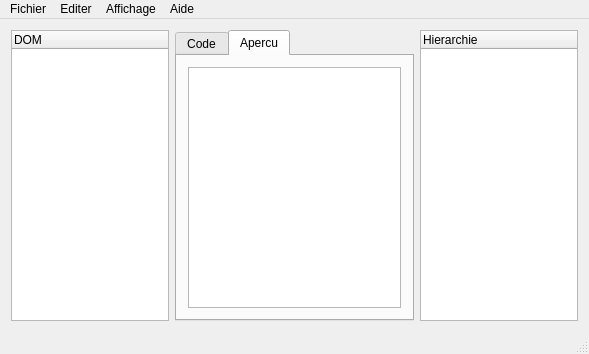
The window that leedit.ui (hugodes/editeur-web) describes before a commit, drawn with Qt 5.
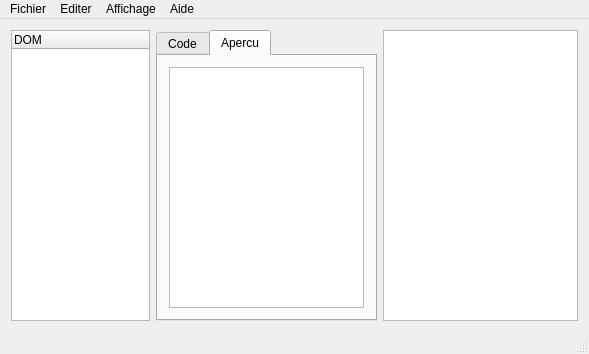
The same window after the commit. The open tabs and pages were chosen to show the change.

Commit message:
Fichier projet, main et interface graphique
J'ai donc créé le fichier du projet principal qui est gérable par
beaucoup d'IDE (normalement).
L'interface graphique ne prends pas encore tout, mais beaucoup trop
d'erreurs dans les autres classes pour pouvoir obtenir quelque chose !

Diff of the .ui file:
```diff
--- a/leedit.ui
+++ b/leedit.ui
@@ -60,7 +60,7 @@
         <item>
          <layout class="QVBoxLayout" name="verticalLayout_2">
           <item>
-           <widget class="QTextBrowser" name="apercu"/>
+           <widget class="QTextEdit" name="apercu"/>
           </item>
          </layout>
         </item>
@@ -69,18 +69,16 @@
      </widget>
     </item>
     <item>
-     <widget class="QTreeWidget" name="hierarchie">
+     <widget class="QTreeView" name="hierarchie">
       <property name="maximumSize">
        <size>
-        <width>200</width>
+        <width>400</width>
         <height>16777215</height>
        </size>
       </property>
-      <column>
-       <property name="text">
-        <string>Hierarchie</string>
-       </property>
-      </column>
+      <attribute name="headerVisible">
+       <bool>false</bool>
+      </attribute>
      </widget>
     </item>
    </layout>
```
Left out of the diff: 18 changed lines with no effect on the pictures. The commit also changes 4 other files.
